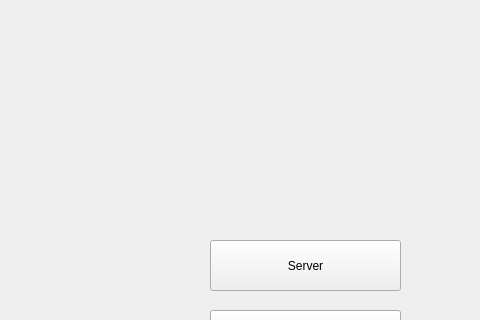
Old version of the form selection.ui in the repository Mahrokh-M/SkullKing_Never-Executable_7; both pictures show x 0 to 480 and y 0 to 320 of the 611 by 522 pixel window.
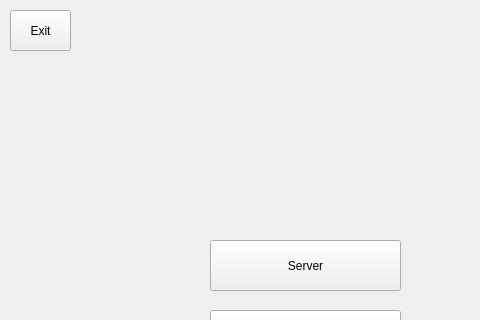
New version of the form. Icons and pictures are not drawn.

Commit message: a few touches in design

```diff
--- a/selection.ui
+++ b/selection.ui
@@ -55,6 +55,19 @@
     <string>Client</string>
    </property>
   </widget>
+  <widget class="QPushButton" name="Exit">
+   <property name="geometry">
+    <rect>
+     <x>10</x>
+     <y>10</y>
+     <width>61</width>
+     <height>41</height>
+    </rect>
+   </property>
+   <property name="text">
+    <string>Exit</string>
+   </property>
+  </widget>
  </widget>
  <resources/>
  <connections/>
```
Left out of the diff: 8 changed lines with no effect on the pictures. The commit also changes 7 other files.
